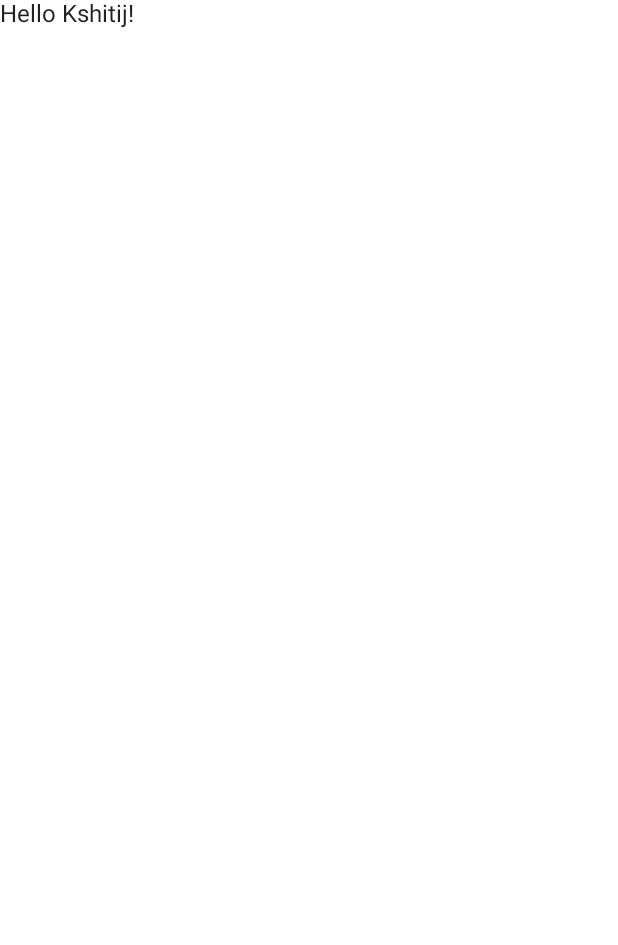
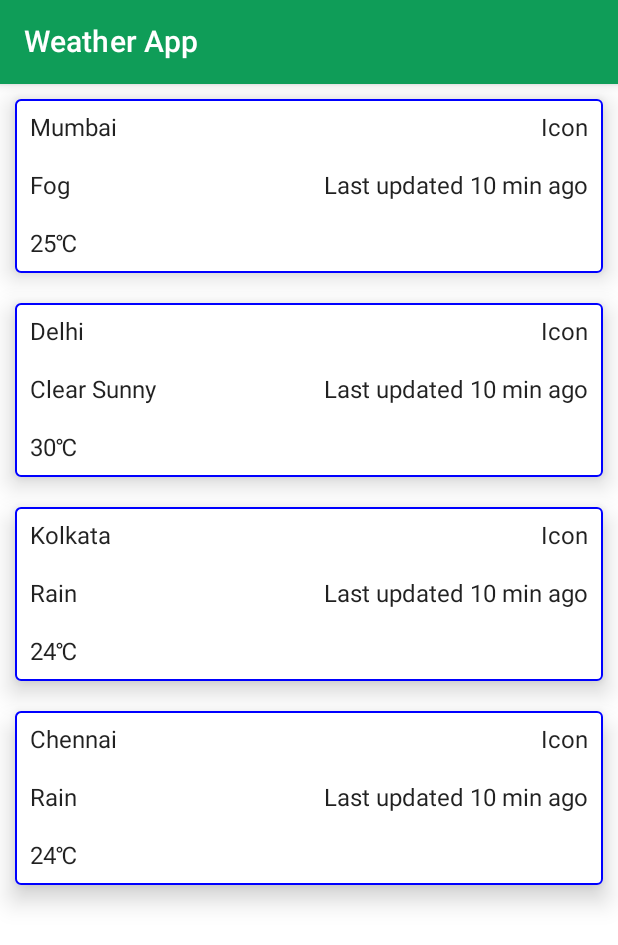
Before and after one commit to byju-kshitij/Weather_Android_Application, an Android app built with Jetpack Compose: the screen it shows after launch (MainActivity), on a phone screen of 412 x 824 dp. Before the commit the part shown is almost empty. Shown: the top 945 px of the screen. Run offline under Robolectric (Android 15) with nearby library versions, the phone set to English and light mode, and no system bars.

```diff
--- a/app/src/main/AndroidManifest.xml
+++ b/app/src/main/AndroidManifest.xml
@@ -1,6 +1,8 @@
 <?xml version="1.0" encoding="utf-8"?>
 <manifest xmlns:android="http://schemas.android.com/apk/res/android"
     xmlns:tools="http://schemas.android.com/tools">
+
+    <uses-permission android:name="android.permission.INTERNET" />
 
     <application
         android:allowBackup="true"
@@ -11,6 +13,9 @@
         android:supportsRtl="true"
         android:theme="@style/Theme.WeatherAndroidApplication"
         tools:targetApi="31">
+        <activity
+            android:name=".WeatherDataDisplay"
+            android:exported="false" />
         <activity
             android:name=".MainActivity"
             android:exported="true"
--- a/app/src/main/java/com/example/weatherandroidapplication/MainActivity.kt
+++ b/app/src/main/java/com/example/weatherandroidapplication/MainActivity.kt
@@ -1,43 +1,205 @@
 package com.example.weatherandroidapplication
 
+import android.annotation.SuppressLint
 import android.os.Bundle
+import android.util.Log
 import androidx.activity.ComponentActivity
 import androidx.activity.compose.setContent
-import androidx.compose.foundation.layout.fillMaxSize
-import androidx.compose.material.MaterialTheme
-import androidx.compose.material.Surface
-import androidx.compose.material.Text
+import androidx.activity.viewModels
+import androidx.compose.foundation.BorderStroke
+import androidx.compose.foundation.background
+import androidx.compose.foundation.border
+import androidx.compose.foundation.layout.*
+import androidx.compose.foundation.shape.RoundedCornerShape
+import androidx.compose.material.*
 import androidx.compose.runtime.Composable
+import androidx.compose.runtime.LaunchedEffect
+import androidx.compose.ui.Alignment
 import androidx.compose.ui.Modifier
+import androidx.compose.ui.draw.clip
+import androidx.compose.ui.graphics.Color
+import androidx.compose.ui.graphics.SolidColor
+import androidx.compose.ui.text.style.TextAlign
 import androidx.compose.ui.tooling.preview.Preview
+import androidx.compose.ui.unit.dp
+import androidx.lifecycle.Lifecycle
+import com.example.weatherandroidapplication.network.WeatherApi
+//import com.example.weatherandroidapplication.network.WeatherApi
 import com.example.weatherandroidapplication.ui.theme.WeatherAndroidApplicationTheme
+import com.example.weatherandroidapplication.viewmodel.WeatherViewModel
+import retrofit2.Call
+import retrofit2.Retrofit
+import retrofit2.http.GET
+import kotlin.reflect.typeOf
+
 
 class MainActivity : ComponentActivity() {
+
+    val weatherViewModel by viewModels<WeatherViewModel>()
+
     override fun onCreate(savedInstanceState: Bundle?) {
         super.onCreate(savedInstanceState)
+
+
+
         setContent {
+//            LaunchedEffect(Unit) {
+//                val retrofitData = WeatherApi.retrofitService.getWeatherdata("Chennai", country = "IN", key = "9fcb60c4b3984edb99886da0d26b8ee7")
+//                println("Temperature is:")
+//                println(retrofitData.data[0].temp)
+//
+//            }
+
+
             WeatherAndroidApplicationTheme {
                 // A surface container using the 'background' color from the theme
                 Surface(
                     modifier = Modifier.fillMaxSize(),
                     color = MaterialTheme.colors.background
                 ) {
-                    Greeting("Kshitij")
+                    weatherViewModel.city = "Delhi"
+                    weatherViewModel.country = "IN"
+                    weatherViewModel.key = "9fcb60c4b3984edb99886da0d26b8ee7"
+                    weatherViewModel.getWeatherData()
+                    println("Weather for chosen city is")
+                    if(weatherViewModel.weatherResponse.count!=0){
+                        println(weatherViewModel.weatherResponse.data[0].temp)
+                    }
+
+                    else{
+                        println("No data returned")
+                    }
+
+                    MainContent()
                 }
             }
         }
     }
 }
 
+@SuppressLint("UnusedMaterialScaffoldPaddingParameter")
 @Composable
-fun Greeting(name: String) {
-    Text(text = "Hello $name!")
+fun MainContent(){
+    Scaffold(
+        topBar = {TopAppBar(
+            title = {Text(
+                "Weather App",
+                color = Color.White)},
+            backgroundColor = Color(0xff0f9d58)
+        ) },
+        content = { InitialCitiesDisplay() }
+    )
 }
 
-@Preview(showBackground = true)
 @Composable
-fun DefaultPreview() {
-    WeatherAndroidApplicationTheme {
-        Greeting("Android")
+fun CardWithBorder(city:String,temperature:String,comment:String) {
+    Card(
+        elevation = 10.dp,
+        border = BorderStroke(1.dp, Color.Blue),
+        modifier = Modifier
+            .fillMaxWidth()
+            .padding(10.dp)
+    ) {
+
+        Row() {
+            Column() {
+                Text(text = city, modifier = Modifier.padding(10.dp))
+                Text(text = comment, modifier = Modifier.padding(10.dp))
+                Text(text = temperature, modifier = Modifier.padding(10.dp))
+            }
+            Column(modifier = Modifier.fillMaxWidth(),horizontalAlignment = Alignment.End) {
+                Text(text = "Icon", modifier = Modifier.padding(10.dp))
+
+                Text(text = "Last updated 10 min ago", modifier = Modifier.padding(10.dp))
+            }
+        }
+
+
     }
 }
+
+@Composable
+fun InitialCitiesDisplay() {
+
+    Column() {
+        CardWithBorder("Mumbai","25"+"\u2103","Fog")
+        CardWithBorder("Delhi","30"+"\u2103","Clear Sunny")
+        CardWithBorder("Kolkata","24"+"\u2103","Rain")
+        CardWithBorder("Chennai","24"+"\u2103","Rain")
+    }
+
+
+
+//    Column() {
+//        Box(
+//            modifier = Modifier.border(BorderStroke(2.dp, Color.Red))
+//        )
+//
+//        Row(
+//            modifier = Modifier
+//                .weight(1f)
+//                .fillMaxHeight()
+//                .fillMaxWidth()
+//                .wrapContentHeight()
+//                .background(color = Color.Magenta)
+//                .border(border = BorderStroke(width = 1.dp, Color.LightGray))
+//        ) {
+//            Column() {
+//                Text("Mumbai")
+//                Text("Fog")
+//                Text("25 C")
+//
+//            }
+//
+//            Column(modifier = Modifier.fillMaxWidth(),
+//                horizontalAlignment = Alignment.End) {
+//                Text("Icon")
+//                Text("Last updated 10 min ago")
+//
+//            }
+//
+//        }
+//
+//        Row(
+//            modifier = Modifier
+//                .weight(1f)
+//                .fillMaxWidth()
+//                .wrapContentHeight()
+//                .background(color = Color.Red)
+//        ) {
+//            Column() {
+//                Text("Delhi")
+//                Text("Clear Sunny")
+//                Text("30 C")
+//
+//            }
+//        }
+//
+//        Row(
+//            modifier = Modifier
+//                .weight(1f)
+//                .fillMaxWidth()
+//                .wrapContentHeight()
+//                .background(color = Color.Gray)
+//        ) {
+//            Column() {
+//                Text("Bengaluru")
+//                Text("Rain")
+//                Text("24 C")
+//
+//            }
+//        }
+//
+//
+//    }
+}
+
+
+
+    @Preview(showBackground = true)
+    @Composable
+    fun DefaultPreview() {
+        WeatherAndroidApplicationTheme {
+            InitialCitiesDisplay()
+        }
+    }
--- /dev/null
+++ b/app/src/main/java/com/example/weatherandroidapplication/Models/WeatherClass.kt
@@ -0,0 +1,16 @@
+package com.example.weatherandroidapplication.Models
+
+import com.squareup.moshi.Json
+//data class WeatherClass(
+//    @field:Json(name = "count")
+//    val count:Int ,
+//    @field:Json(name = "data")
+//    val data:String
+//)
+
+data class WeatherClass(
+    //@field:Json(name = "count")
+    val count: Int,
+    //@field:Json(name = "data")
+    val data: List<Data>
+)
--- /dev/null
+++ b/app/src/main/java/com/example/weatherandroidapplication/Models/WeatherX.kt
@@ -0,0 +1,5 @@
+data class WeatherX(
+    val code: Int,
+    val description: String,
+    val icon: String
+)
--- /dev/null
+++ b/app/src/main/java/com/example/weatherandroidapplication/network/WeatherApiService.kt
@@ -0,0 +1,55 @@
+package com.example.weatherandroidapplication.network
+import com.example.weatherandroidapplication.Models.WeatherClass
+import com.squareup.moshi.Moshi
+import retrofit2.Response
+
+import retrofit2.Retrofit
+import retrofit2.converter.moshi.MoshiConverterFactory
+import retrofit2.converter.scalars.ScalarsConverterFactory
+import retrofit2.converter.gson.GsonConverterFactory
+import retrofit2.http.GET
+import retrofit2.http.Query
+
+
+
+private const val BASE_URL =
+    "https://api.weatherbit.io/"
+
+private val retrofit = Retrofit.Builder()
+    .addConverterFactory(GsonConverterFactory.create())
+    .baseUrl(BASE_URL)
+    .build()
+
+//"city=deoghar&country=IN&key=9fcb60c4b3984edb99886da0d26b8ee7"
+
+interface WeatherApiService {
+
+    @GET("v2.0/current")
+    suspend fun getWeatherdata(
+        @Query("city") city: String,
+        @Query("country") country: String,
+        @Query("key") key: String
+    ): WeatherClass
+
+    companion object {
+        var apiService: WeatherApiService? = null
+        fun getInstance(): WeatherApiService {
+            if (apiService == null) {
+                apiService = Retrofit.Builder()
+                    .baseUrl("https://api.weatherbit.io/")
+                    .addConverterFactory(MoshiConverterFactory.create())
+                    .build().create(WeatherApiService::class.java)
+            }
+
+            return apiService!!
+        }
+    }
+}
+
+
+object WeatherApi {
+    val retrofitService : WeatherApiService by lazy {
+        retrofit.create(WeatherApiService::class.java)
+    }
+
+}
--- /dev/null
+++ b/app/src/main/java/com/example/weatherandroidapplication/viewmodel/WeatherViewModel.kt
@@ -0,0 +1,49 @@
+package com.example.weatherandroidapplication.viewmodel
+
+import WeatherX
+import androidx.compose.runtime.MutableState
+import androidx.compose.runtime.getValue
+import androidx.compose.runtime.mutableStateOf
+import androidx.compose.runtime.setValue
+import androidx.lifecycle.ViewModel
+import androidx.lifecycle.viewModelScope
+import com.example.weatherandroidapplication.Models.WeatherClass
+import com.example.weatherandroidapplication.network.WeatherApi
+import com.example.weatherandroidapplication.network.WeatherApiService
+import kotlinx.coroutines.launch
+import retrofit2.Response
+
+class WeatherViewModel : ViewModel() {
+    var weatherResponse : WeatherClass by mutableStateOf(WeatherClass(0, listOf()))
+
+    var errorMessage : String by mutableStateOf("")
+    var city:String? = null
+    var country:String? = null
+    var key:String? = null
+    fun getWeatherData() : WeatherClass{
+        var weatherDataResult : WeatherClass = WeatherClass(0, listOf())
+        println("Inside getWeatherData")
+        viewModelScope.launch{
+            val apiService = WeatherApiService.getInstance()
+            try{
+//                println("From ViewModel try block")
+//                val weatherObj = apiService.getWeatherdata(city!!,country!!,key!!)
+//                println(" weatherObj is ")
+//                println(weatherObj)
+//                weatherResponse = weatherObj
+                val retrofitData = WeatherApi.retrofitService.getWeatherdata(city!!,country!!,key!!)
+                weatherResponse = retrofitData
+//                println("Temperature is:")
+//                println(retrofitData.data[0].temp)
+            }
+
+            catch (e:Exception){
+                errorMessage = e.message.toString()
+            }
+        }
+
+        return weatherDataResult
+    }
+
+
+}
--- a/build.gradle
+++ b/build.gradle
@@ -8,3 +8,7 @@ plugins {
     id 'com.android.library' version '7.4.0' apply false
     id 'org.jetbrains.kotlin.android' version '1.7.0' apply false
 }
+
+ext.retrofit_version = '2.9.0'
+ext.moshi_version = '2.9.0'
+ext.okhttp_version = '4.9.0'
```
Also changed, not shown: app/build.gradle (+15 -0 lines), app/src/main/java/com/example/weatherandroidapplication/Models/Data.kt (added, +44 -0 lines), app/src/main/java/com/example/weatherandroidapplication/WeatherDataDisplay.kt (added, +11 -0 lines), app/src/main/res/layout/activity_weather_data_display.xml (added, +9 -0 lines).
